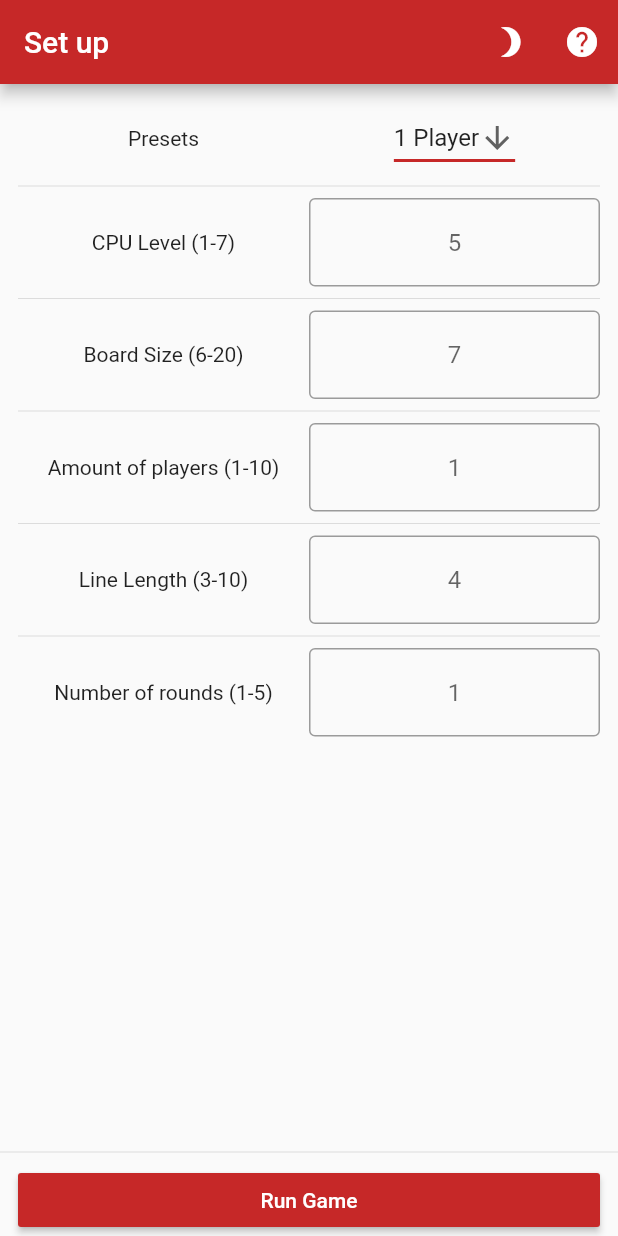
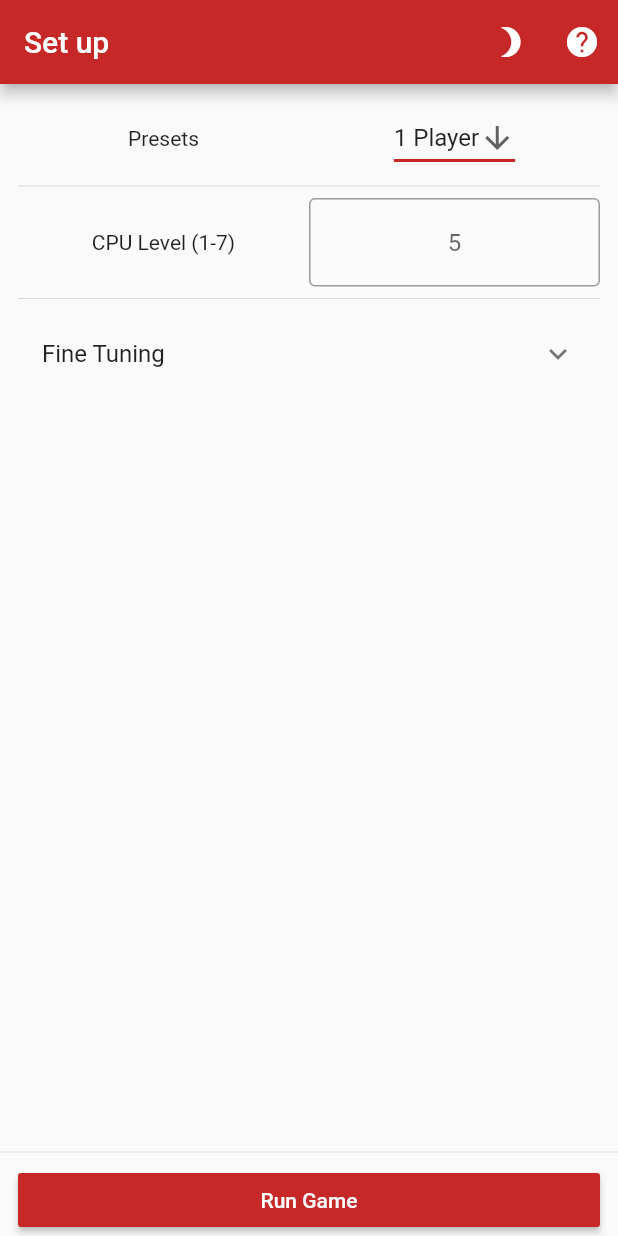
Before and after one commit to Robert3141/Connectron, a Flutter app: the screen it shows after launch, on a phone screen of 412 x 824 dp. Run offline on Flutter 3.47's test engine with Material 2 defaults, Android fonts, the phone set to English and light mode, and no system bars; our stand-ins replace dynamic_theme.

Commit message:
Fix issue #19

```diff
--- a/lib/UI/UIsettings.dart
+++ b/lib/UI/UIsettings.dart
@@ -376,6 +376,9 @@ class _SettingsState extends State<SettingsPage> {
                     ),
                   ),
                   Divider(),
+                  ExpansionTile(
+                    title: Text(globals.lblFineTuning),
+                    children: <Widget>[
                       InkWell(
                         splashColor: Theme.of(context).primaryColor,
                         child: Row(
@@ -491,6 +494,9 @@ class _SettingsState extends State<SettingsPage> {
                       ),
                     ],
                   ),
+
+                ],
+              ),
             ),
             Divider(),
             Container(
--- a/lib/globals.dart
+++ b/lib/globals.dart
@@ -41,6 +41,7 @@ const List<String> optionalPresetsTitles = [
   "Custom"
 ];
 const String lblOptionalPrests = "Presets";
+const String lblFineTuning = "Fine Tuning";
 const String lblBoardSize = "Board Size ($boardMin-$boardMax)";
 const String lblAmountOfPlayers = "Amount of players ($playerMin-$playerMax)";
 const String lblLineLength = "Line Length ($lineMin-$lineMax)";
```
Lines whose indentation alone changed are shown as unchanged.
